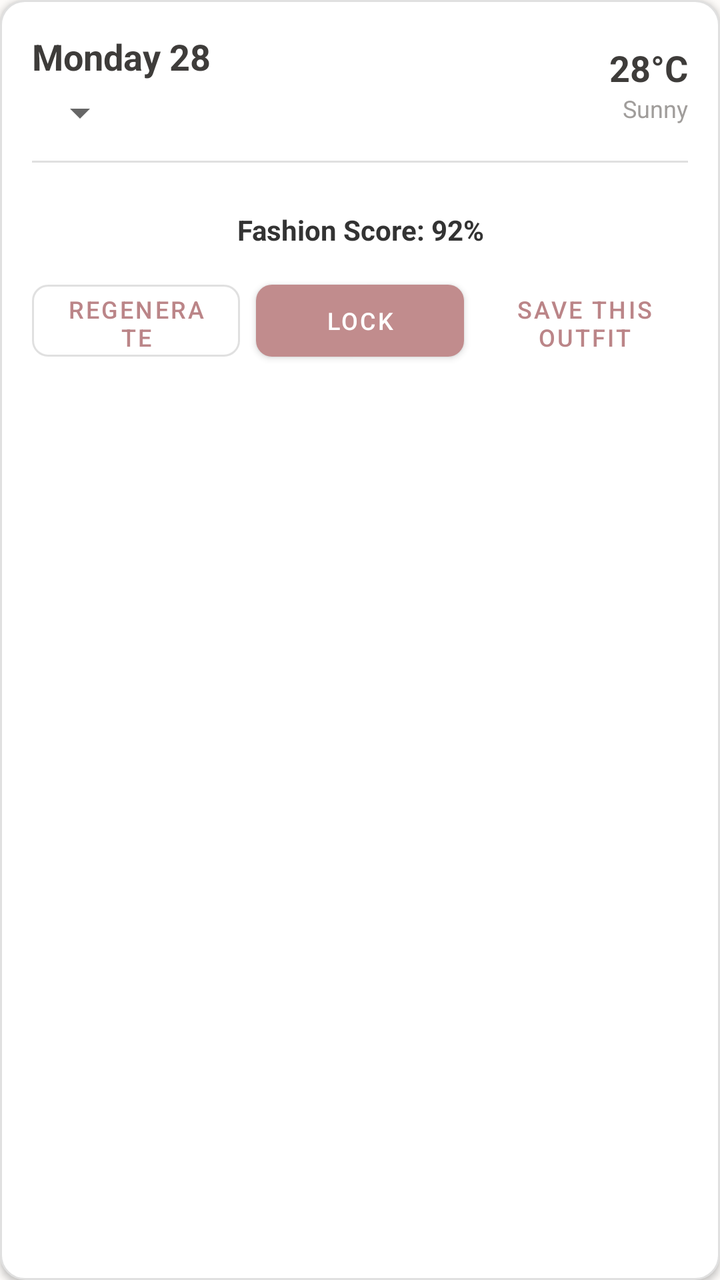
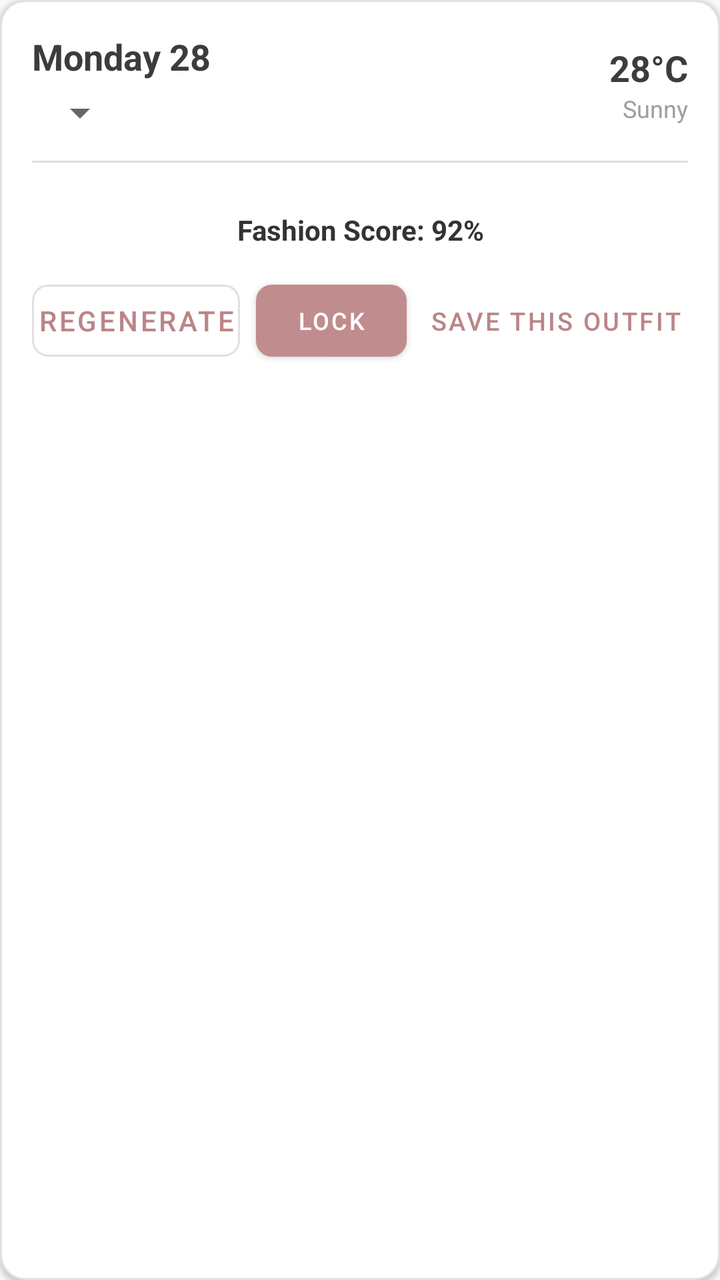

The first picture is an Android layout as it rendered before a commit; the second is the same layout after the commit. The layout source and the unified diff follow.
<!-- AndroidManifest.xml: application theme Theme.OutfitStudio -->
<!-- res/layout/planner_day_card.xml -->
<?xml version="1.0" encoding="utf-8"?>
<LinearLayout xmlns:android="http://schemas.android.com/apk/res/android"
    xmlns:app="http://schemas.android.com/apk/res-auto"
    android:layout_width="match_parent"
    android:layout_height="wrap_content"
    android:orientation="vertical"
    android:layout_marginHorizontal="16dp"
    android:layout_marginTop="8dp"
    android:layout_marginBottom="16dp"
    android:background="@drawable/rounded_card_bg"
    android:padding="16dp"
    android:elevation="2dp">

    
    <LinearLayout
        android:layout_width="match_parent"
        android:layout_height="wrap_content"
        android:orientation="horizontal"
        android:gravity="center_vertical">
        
        <LinearLayout
            android:layout_width="0dp"
            android:layout_height="wrap_content"
            android:layout_weight="1"
            android:orientation="vertical">
            <TextView
                android:id="@+id/tvDate"
                android:layout_width="wrap_content"
                android:layout_height="wrap_content"
                android:text="Monday 28"
                android:textSize="18sp"
                android:textStyle="bold"
                android:textColor="@color/on_background" />
            <Spinner
                android:id="@+id/spinnerOccasion"
                android:layout_width="wrap_content"
                android:layout_height="wrap_content"
                android:layout_marginTop="4dp" />
        </LinearLayout>
        
        
        <LinearLayout
            android:layout_width="wrap_content"
            android:layout_height="wrap_content"
            android:orientation="vertical"
            android:gravity="end">
            <TextView
                android:id="@+id/tvWeatherTemp"
                android:layout_width="wrap_content"
                android:layout_height="wrap_content"
                android:text="28°C"
                android:textSize="18sp"
                android:textStyle="bold"
                android:textColor="@color/on_background" />
            <TextView
                android:id="@+id/tvWeatherCond"
                android:layout_width="wrap_content"
                android:layout_height="wrap_content"
                android:text="Sunny"
                android:textSize="12sp"
                android:textColor="@color/text_hint" />
        </LinearLayout>
    </LinearLayout>

    <View
        android:layout_width="match_parent"
        android:layout_height="1dp"
        android:background="#E0E0E0"
        android:layout_marginVertical="12dp" />

    
    <TextView
        android:id="@+id/tvEmptyState"
        android:layout_width="match_parent"
        android:layout_height="wrap_content"
        android:text="No suitable outfit found."
        android:textAlignment="center"
        android:textColor="@color/error"
        android:padding="16dp"
        android:visibility="gone" />

    
    <LinearLayout
        android:id="@+id/llOutfitContainer"
        android:layout_width="match_parent"
        android:layout_height="wrap_content"
        android:orientation="horizontal"
        android:gravity="center"
        android:layout_marginBottom="12dp">
        
        <ImageView
            android:id="@+id/ivTop"
            android:layout_width="70dp"
            android:layout_height="70dp"
            android:layout_margin="4dp"
            android:scaleType="centerCrop"
            android:background="#F5F5F5"
            android:visibility="gone"/>
            
        <ImageView
            android:id="@+id/ivOuterwear"
            android:layout_width="70dp"
            android:layout_height="70dp"
            android:layout_margin="4dp"
            android:scaleType="centerCrop"
            android:background="#F5F5F5"
            android:visibility="gone"/>
            
        <ImageView
            android:id="@+id/ivBottom"
            android:layout_width="70dp"
            android:layout_height="70dp"
            android:layout_margin="4dp"
            android:scaleType="centerCrop"
            android:background="#F5F5F5"
            android:visibility="gone"/>
            
        <ImageView
            android:id="@+id/ivFootwear"
            android:layout_width="70dp"
            android:layout_height="70dp"
            android:layout_margin="4dp"
            android:scaleType="centerCrop"
            android:background="#F5F5F5"
            android:visibility="gone"/>
    </LinearLayout>
    
    <TextView
        android:id="@+id/tvScore"
        android:layout_width="match_parent"
        android:layout_height="wrap_content"
        android:text="Fashion Score: 92%"
        android:textSize="14sp"
        android:textStyle="bold"
        android:textAlignment="center"
        android:textColor="#333333"
        android:layout_marginBottom="12dp" />

    
    <LinearLayout
        android:layout_width="match_parent"
        android:layout_height="wrap_content"
        android:orientation="horizontal"
        android:gravity="center">
        
        <Button
            android:id="@+id/btnRegenerate"
            android:layout_width="0dp"
            android:layout_weight="1"
            android:layout_height="48dp"
            android:text="Regenerate"
            android:textSize="12sp"
            android:layout_marginEnd="4dp"
            style="@style/Widget.MaterialComponents.Button.OutlinedButton"
            app:cornerRadius="8dp" />
            
        <Button
            android:id="@+id/btnLock"
            android:layout_width="0dp"
            android:layout_weight="1"
            android:layout_height="48dp"
            android:text="Lock"
            android:textSize="12sp"
            android:layout_marginStart="4dp"
            android:layout_marginEnd="4dp"
            style="@style/Widget.MaterialComponents.Button"
            app:backgroundTint="#C18C8D"
            app:cornerRadius="8dp" />

        <Button
            android:id="@+id/btnSaveOutfitPlanner"
            android:layout_width="0dp"
            android:layout_weight="1"
            android:layout_height="48dp"
            android:text="SAVE THIS OUTFIT"
            android:textSize="12sp"
            android:layout_marginStart="4dp"
            style="@style/Widget.MaterialComponents.Button.TextButton" />
    </LinearLayout>

</LinearLayout>
<!-- resources referenced by this layout -->
<resources>
  <color name="error">#B00020</color>
  <color name="on_background">#3E3C3A</color>
  <color name="text_hint">#A09D9B</color>
  <!-- drawable rounded_card_bg (drawable) -->
  <?xml version="1.0" encoding="utf-8"?>
  <shape xmlns:android="http://schemas.android.com/apk/res/android"
      android:shape="rectangle">
      <solid android:color="#FFFFFF" />
      <corners android:radius="12dp" />
      <stroke
          android:width="1dp"
          android:color="#E0E0E0" />
  </shape>
  <style name="Theme.OutfitStudio" parent="Theme.MaterialComponents.Light.NoActionBar">
          <item name="android:textColor">@color/on_background</item>
          <item name="android:textColorHint">@color/text_hint</item>
          
          <item name="colorPrimary">@color/primary</item>
          <item name="colorPrimaryVariant">@color/primary_variant</item>
          <item name="colorOnPrimary">@color/on_primary</item>
          
          <item name="colorSecondary">@color/primary</item>
          <item name="colorSecondaryVariant">@color/primary_variant</item>
          <item name="colorOnSecondary">@color/on_primary</item>
          
          <item name="android:colorBackground">@color/background</item>
          <item name="colorSurface">@color/surface</item>
          
          <item name="android:statusBarColor">@color/background</item>
          <item name="android:windowLightStatusBar">true</item>
      </style>
  <color name="primary">#BB8588</color>
  <color name="primary_variant">#BB8588</color>
  <color name="on_primary">#FFFFFF</color>
  <color name="background">#FDFBF9</color>
  <color name="surface">#FFFFFF</color>
</resources>

<!-- the commit's change to res/layout/planner_day_card.xml (unified diff, before → after) -->
@@ -141,15 +141,22 @@
         android:layout_width="match_parent"
         android:layout_height="wrap_content"
         android:orientation="horizontal"
+        android:weightSum="3.3"
         android:gravity="center">
         
         <Button
             android:id="@+id/btnRegenerate"
             android:layout_width="0dp"
-            android:layout_weight="1"
+            android:layout_weight="1.1"
             android:layout_height="48dp"
             android:text="Regenerate"
-            android:textSize="12sp"
+            android:textSize="10sp"
+            android:maxLines="1"
+            android:insetLeft="0dp"
+            android:insetRight="0dp"
+            android:paddingLeft="2dp"
+            android:paddingRight="2dp"
+            app:autoSizeTextType="uniform"
             android:layout_marginEnd="4dp"
             style="@style/Widget.MaterialComponents.Button.OutlinedButton"
             app:cornerRadius="8dp" />
@@ -157,10 +164,14 @@
         <Button
             android:id="@+id/btnLock"
             android:layout_width="0dp"
-            android:layout_weight="1"
+            android:layout_weight="0.8"
             android:layout_height="48dp"
             android:text="Lock"
             android:textSize="12sp"
+            android:insetLeft="0dp"
+            android:insetRight="0dp"
+            android:paddingLeft="2dp"
+            android:paddingRight="2dp"
             android:layout_marginStart="4dp"
             android:layout_marginEnd="4dp"
             style="@style/Widget.MaterialComponents.Button"
@@ -170,10 +181,16 @@
         <Button
             android:id="@+id/btnSaveOutfitPlanner"
             android:layout_width="0dp"
-            android:layout_weight="1"
+            android:layout_weight="1.4"
             android:layout_height="48dp"
             android:text="SAVE THIS OUTFIT"
-            android:textSize="12sp"
+            android:textSize="10sp"
+            android:maxLines="1"
+            android:insetLeft="0dp"
+            android:insetRight="0dp"
+            android:paddingLeft="2dp"
+            android:paddingRight="2dp"
+            app:autoSizeTextType="uniform"
             android:layout_marginStart="4dp"
             style="@style/Widget.MaterialComponents.Button.TextButton" />
     </LinearLayout>
